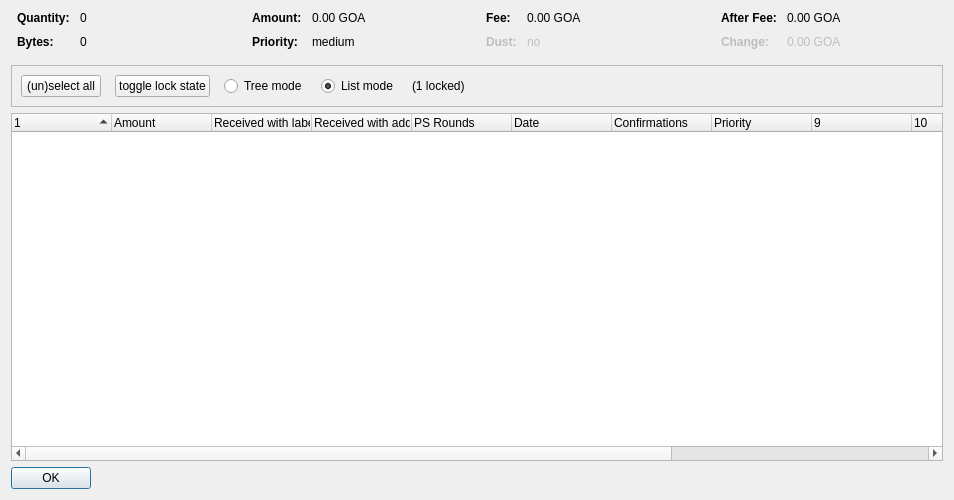
Above: src/qt/forms/coincontroldialog.ui from goacoincore/goacoin before the change. Below: the same form after it.
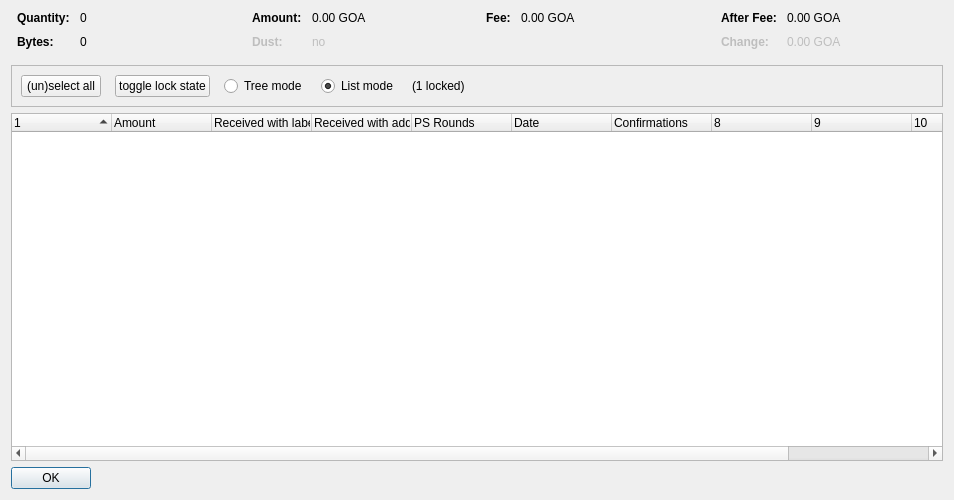
That is the form after the change. Custom widgets are drawn as their Qt base class.

Diff of the .ui file:
```diff
--- a/src/qt/forms/coincontroldialog.ui
+++ b/src/qt/forms/coincontroldialog.ui
@@ -140,7 +140,10 @@
         </widget>
        </item>
        <item row="1" column="0">
-        <widget class="QLabel" name="labelCoinControlPriorityText">
+        <widget class="QLabel" name="labelCoinControlLowOutputText">
+         <property name="enabled">
+          <bool>false</bool>
+         </property>
          <property name="font">
           <font>
            <weight>75</weight>
@@ -148,12 +151,15 @@
           </font>
          </property>
          <property name="text">
-          <string>Priority:</string>
+          <string>Dust:</string>
          </property>
         </widget>
        </item>
        <item row="1" column="1">
-        <widget class="QLabel" name="labelCoinControlPriority">
+        <widget class="QLabel" name="labelCoinControlLowOutput">
+         <property name="enabled">
+          <bool>false</bool>
+         </property>
          <property name="cursor">
           <cursorShape>IBeamCursor</cursorShape>
          </property>
@@ -161,7 +167,7 @@
           <enum>Qt::ActionsContextMenu</enum>
          </property>
          <property name="text">
-          <string>medium</string>
+          <string notr="true">no</string>
          </property>
          <property name="textInteractionFlags">
           <set>Qt::LinksAccessibleByMouse|Qt::TextSelectableByKeyboard|Qt::TextSelectableByMouse</set>
@@ -213,41 +219,6 @@
          </property>
         </widget>
        </item>
-       <item row="1" column="0">
-        <widget class="QLabel" name="labelCoinControlLowOutputText">
-         <property name="enabled">
-          <bool>false</bool>
-         </property>
-         <property name="font">
-          <font>
-           <weight>75</weight>
-           <bold>true</bold>
-          </font>
-         </property>
-         <property name="text">
-          <string>Dust:</string>
-         </property>
-        </widget>
-       </item>
-       <item row="1" column="1">
-        <widget class="QLabel" name="labelCoinControlLowOutput">
-         <property name="enabled">
-          <bool>false</bool>
-         </property>
-         <property name="cursor">
-          <cursorShape>IBeamCursor</cursorShape>
-         </property>
-         <property name="contextMenuPolicy">
-          <enum>Qt::ActionsContextMenu</enum>
-         </property>
-         <property name="text">
-          <string>no</string>
-         </property>
-         <property name="textInteractionFlags">
-          <set>Qt::LinksAccessibleByMouse|Qt::TextSelectableByKeyboard|Qt::TextSelectableByMouse</set>
-         </property>
-        </widget>
-       </item>
       </layout>
      </item>
      <item>
@@ -447,7 +418,7 @@
       <bool>false</bool>
      </property>
      <property name="columnCount">
-      <number>13</number>
+      <number>11</number>
      </property>
      <attribute name="headerShowSortIndicator" stdset="0">
       <bool>true</bool>
@@ -493,16 +464,6 @@
        <string>Confirmed</string>
       </property>
      </column>
-     <column>
-      <property name="text">
-       <string>Priority</string>
-      </property>
-     </column>
-     <column>
-      <property name="text">
-       <string/>
-      </property>
-     </column>
      <column>
       <property name="text">
        <string/>
```
